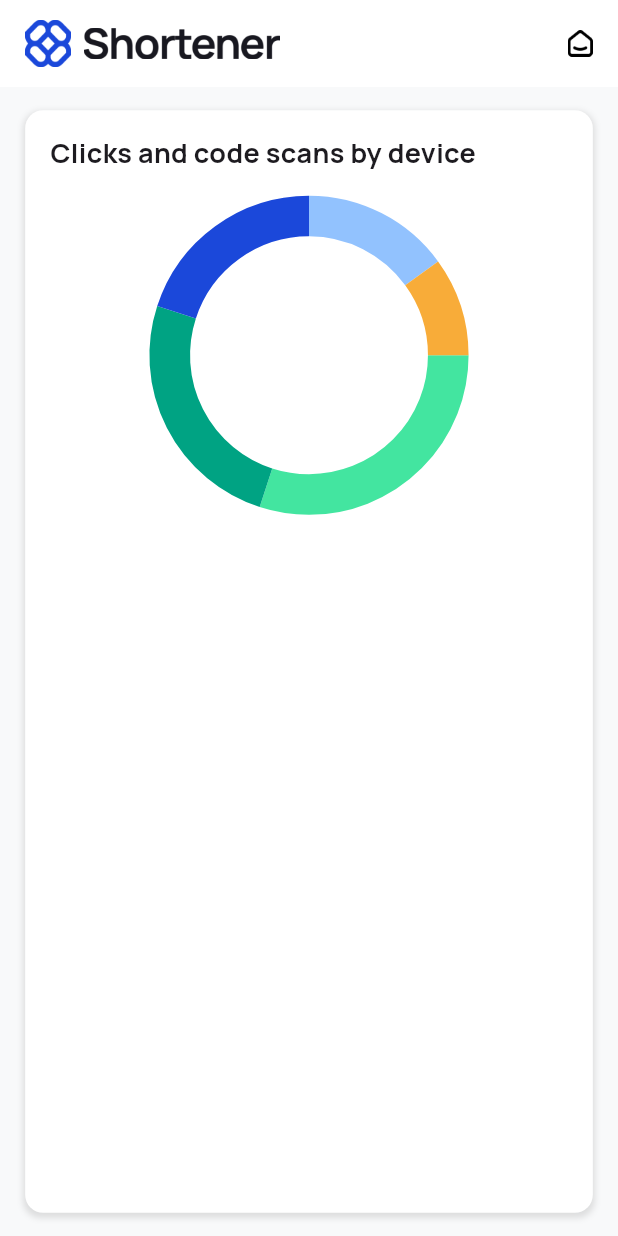
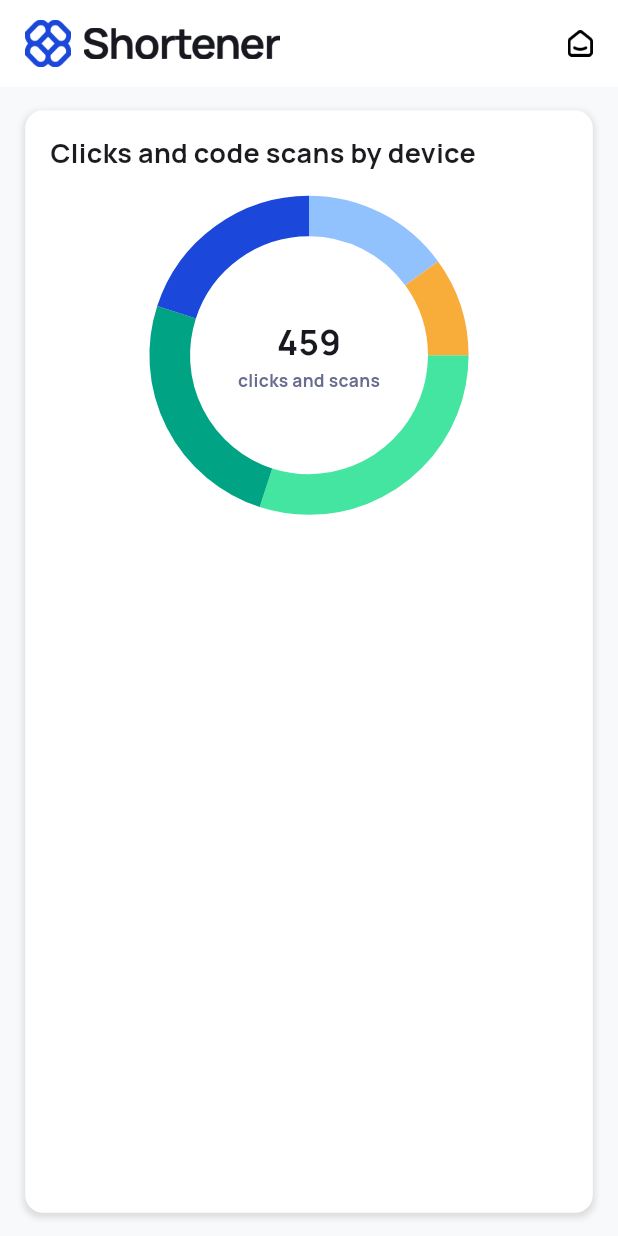
Before and after one commit to Amir-HShahi/Shortener-Flutter, a Flutter app: the screen it shows after launch, on a phone screen of 412 x 824 dp. Run offline on Flutter 3.47's test engine with Material 3 defaults, Android fonts, the phone set to English and light mode, and no system bars; drawn by our look-alikes of fl_chart; our stand-ins replace google_fonts, qr_flutter.

Commit message:
Center data of pie chart implemented

```diff
--- a/lib/view/analytics_screen.dart
+++ b/lib/view/analytics_screen.dart
@@ -77,10 +77,25 @@ class AnalyticsScreen extends StatelessWidget {
                               radius: scaledHeight(28),
                               color: const Color(0xffF8AC39))
                         ], sectionsSpace: 0),
-                        swapAnimationDuration: const Duration(milliseconds: 150),
+                        swapAnimationDuration:
+                            const Duration(milliseconds: 150),
                         swapAnimationCurve: Curves.linear, // Optional
                       ),
                     ),
+                  ),
+                  Column(
+                    children: [
+                      Text("459",
+                          style: GoogleFonts.manrope(
+                              fontSize: scaledHeight(24),
+                              fontWeight: FontWeight.bold,
+                              color: const Color(0xff181820))),
+                      Text("clicks and scans",
+                          style: GoogleFonts.manrope(
+                              fontSize: scaledHeight(12),
+                              fontWeight: FontWeight.bold,
+                              color: const Color(0xff686C8F)))
+                    ],
                   )
                 ],
               )
```
